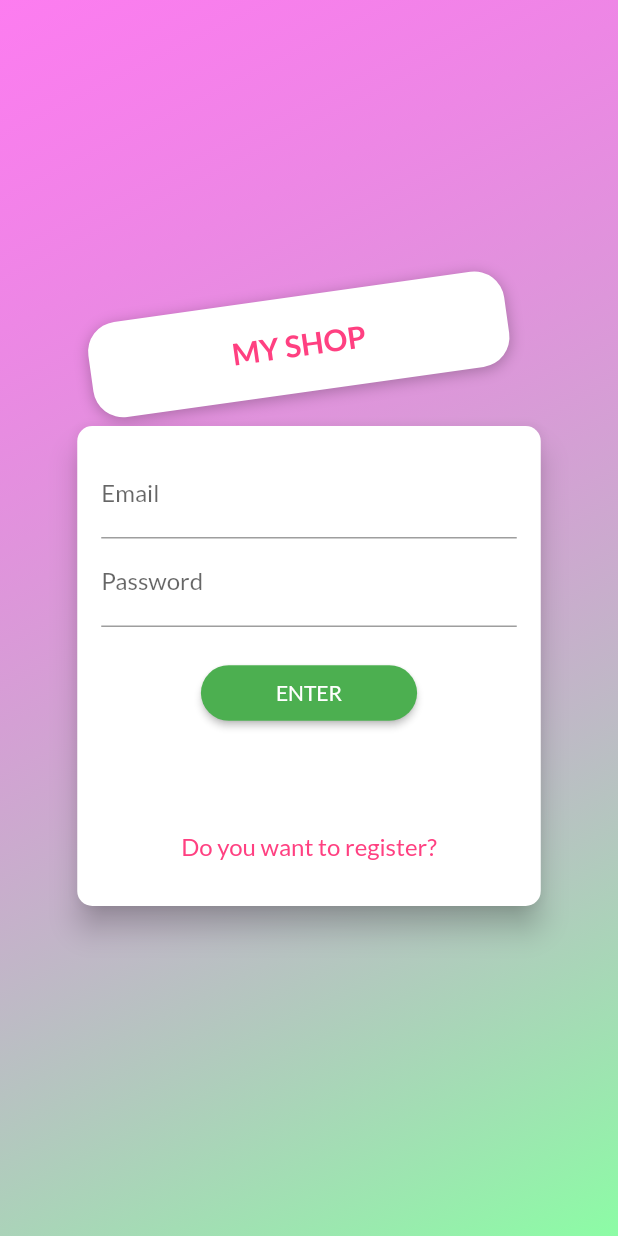
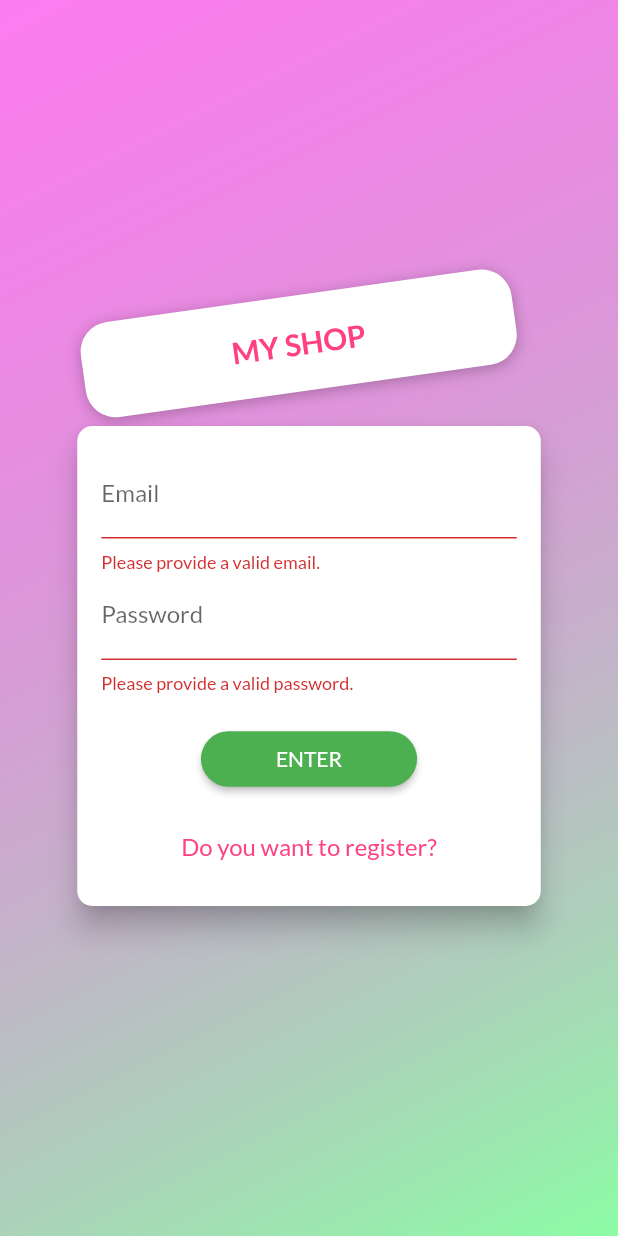
Before and after one commit to jeehmilena/MyShop, a Flutter app: the screen it shows after launch, after a tap on "ENTER", on a phone screen of 412 x 824 dp. Run offline on Flutter 3.47's test engine with Material 2 defaults, Android fonts, the phone set to English and light mode, and no system bars; network calls fail.

```diff
--- a/lib/main.dart
+++ b/lib/main.dart
@@ -1,4 +1,5 @@
 import 'package:flutter/material.dart';
+import 'package:my_shop/models/auth_model.dart';
 import 'package:my_shop/models/cart_model.dart';
 import 'package:my_shop/models/order_list_model.dart';
 import 'package:my_shop/presenter/auth_page.dart';
@@ -27,6 +28,7 @@ class MyApp extends StatelessWidget {
         ChangeNotifierProvider(create: (_) => ProductListModel()),
         ChangeNotifierProvider(create: (_) => CartModel()),
         ChangeNotifierProvider(create: (_) => OrderListModel()),
+        ChangeNotifierProvider(create: (_) => AuthModel()),
       ],
       child: MaterialApp(
         theme: ThemeData(
--- /dev/null
+++ b/lib/models/auth_model.dart
@@ -0,0 +1,30 @@
+import 'dart:convert';
+
+import 'package:flutter/cupertino.dart';
+import 'package:http/http.dart' as http;
+import 'package:my_shop/utils/constants.dart';
+
+class AuthModel with ChangeNotifier {
+  Future<void> _authenticate(
+      String email, String password, String urlFragment) async {
+    final url =
+        '${Constants.authBaseUrl}$urlFragment?key=AIzaSyB8W_vYu3gYYvPFHuS-aIXLupCb28i3Klw';
+
+    final response = await http.post(
+      Uri.parse(url),
+      body: jsonEncode({
+        'email': email,
+        'password': password,
+        'returnSecureToken': true,
+      }),
+    );
+  }
+
+  Future<void> signUp(String email, String password) async {
+    _authenticate(email, password, 'signUp');
+  }
+
+  Future<void> signInWithPassword(String email, String password) async {
+    _authenticate(email, password, 'signInWithPassword');
+  }
+}
--- a/lib/presenter/auth_page.dart
+++ b/lib/presenter/auth_page.dart
@@ -33,7 +33,7 @@ class AuthPage extends StatelessWidget {
               Container(
                 padding: const EdgeInsets.symmetric(
                   vertical: 20,
-                  horizontal: 95,
+                  horizontal: 100,
                 ),
                 transform: Matrix4.rotationZ(-8 * pi / 180)..translate(-10.0),
                 decoration: BoxDecoration(
--- a/lib/utils/constants.dart
+++ b/lib/utils/constants.dart
@@ -3,4 +3,6 @@ class Constants {
       'https://my-shop-cd670-default-rtdb.firebaseio.com/products';
   static const ordersBaseUrl =
       'https://my-shop-cd670-default-rtdb.firebaseio.com/orders';
+  static const authBaseUrl =
+      'https://identitytoolkit.googleapis.com/v1/accounts:';
 }
--- a/lib/widgets/auth_form.dart
+++ b/lib/widgets/auth_form.dart
@@ -1,4 +1,7 @@
 import 'package:flutter/material.dart';
+import 'package:provider/provider.dart';
+
+import '../models/auth_model.dart';
 
 enum AuthMode { Signup, Login }
 
@@ -11,17 +14,40 @@ class AuthForm extends StatefulWidget {
 
 class _AuthFormState extends State<AuthForm> {
   AuthMode _authMode = AuthMode.Login;
-
-  @override
-  Widget build(BuildContext context) {
   final passwordController = TextEditingController();
-    final deviceSize = MediaQuery.of(context).size;
   final Map<String, String> authData = {'email': '', 'password': ''};
+  final formKey = GlobalKey<FormState>();
+  bool isLoading = false;
 
   bool isLogin() => _authMode == AuthMode.Login;
   bool isSignup() => _authMode == AuthMode.Signup;
 
-    void submit() {}
+  Future<void> submit() async {
+    final isValid = formKey.currentState?.validate() ?? false;
+
+    if (!isValid) {
+      return;
+    }
+
+    setState(() => isLoading = true);
+    formKey.currentState?.save();
+    AuthModel authModel = Provider.of(context, listen: false);
+
+    if (isLogin()) {
+      await authModel.signInWithPassword(
+        authData['email']!,
+        authData['password']!,
+      );
+    } else {
+      await authModel.signUp(
+        authData['email']!,
+        authData['password']!,
+      );
+    }
+
+    setState(() => isLoading = false);
+  }
+
   void switchAuthMode() {
     setState(() {
       if (isLogin()) {
@@ -32,6 +58,10 @@ class _AuthFormState extends State<AuthForm> {
     });
   }
 
+  @override
+  Widget build(BuildContext context) {
+    final deviceSize = MediaQuery.of(context).size;
+
     return Card(
       elevation: 8,
       shape: RoundedRectangleBorder(borderRadius: BorderRadius.circular(10)),
@@ -40,6 +70,7 @@ class _AuthFormState extends State<AuthForm> {
         height: isLogin() ? 320 : 400,
         width: deviceSize.width * 0.75,
         child: Form(
+          key: formKey,
           child: Column(
             children: [
               TextFormField(
@@ -90,6 +121,9 @@ class _AuthFormState extends State<AuthForm> {
                         },
                 ),
               const SizedBox(height: 20),
+              if (isLoading)
+                const CircularProgressIndicator()
+              else
                 ElevatedButton(
                   onPressed: submit,
                   style: ElevatedButton.styleFrom(
```
Lines whose indentation alone changed are shown as unchanged.
